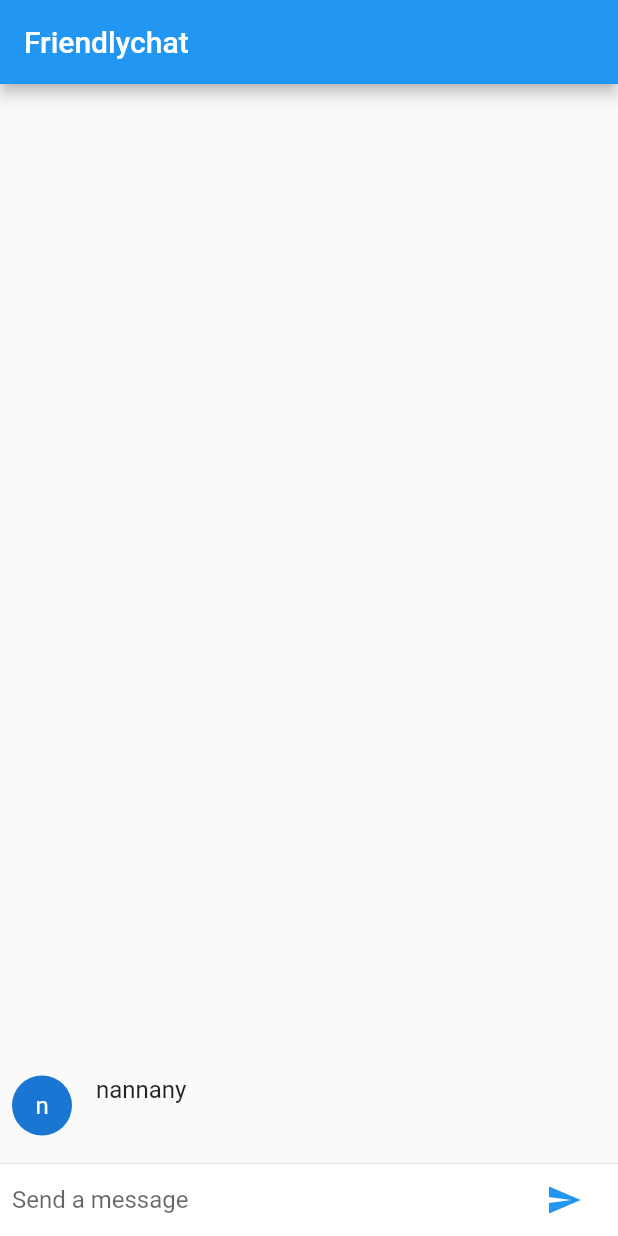
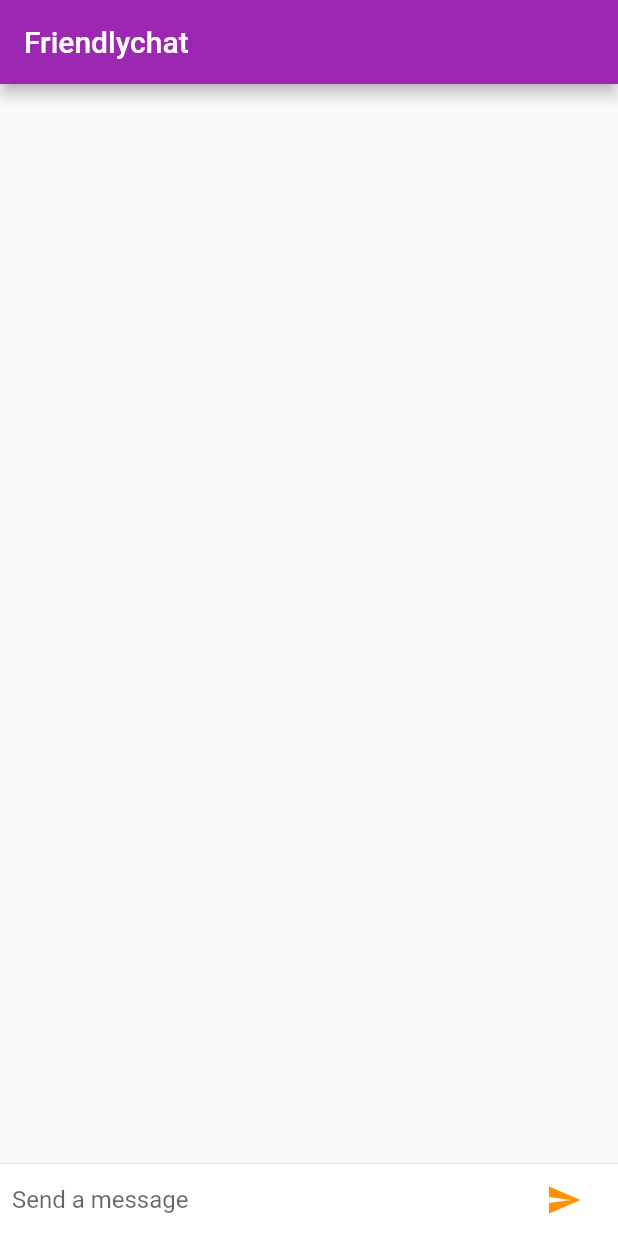
Before and after one commit to nannany/friendlychat, a Flutter app: the screen it shows after launch, after a tap on the "send" icon, on a phone screen of 412 x 824 dp. Run offline on Flutter 3.47's test engine with Material 2 defaults, Android fonts, the phone set to English and light mode, and no system bars.

Commit message:
チュートリアル完了

```diff
--- a/lib/main.dart
+++ b/lib/main.dart
@@ -1,8 +1,21 @@
+import 'package:flutter/cupertino.dart';
+import 'package:flutter/foundation.dart';
 import 'package:flutter/material.dart';
 
 void main() => runApp(FriendlychatApp());
 
 const String _name = "nannany";
+
+final ThemeData kIOSTheme = new ThemeData(
+  primarySwatch: Colors.orange,
+  primaryColor: Colors.grey[100],
+  primaryColorBrightness: Brightness.light,
+);
+
+final ThemeData kDefaultTheme = new ThemeData(
+  primarySwatch: Colors.purple,
+  accentColor: Colors.orangeAccent[400],
+);
 
 class FriendlychatApp extends StatelessWidget {
   // This widget is the root of your application.
@@ -10,6 +23,9 @@ class FriendlychatApp extends StatelessWidget {
   Widget build(BuildContext context) {
     return MaterialApp(
       title: 'Friendlychat',
+      theme: defaultTargetPlatform == TargetPlatform.iOS
+          ? kIOSTheme
+          : kDefaultTheme,
       home: new ChatScreen(),
     );
   }
@@ -20,17 +36,21 @@ class ChatScreen extends StatefulWidget {
   State createState() => new ChatScreenState();
 }
 
-class ChatScreenState extends State<ChatScreen> {
+class ChatScreenState extends State<ChatScreen> with TickerProviderStateMixin {
   final List<ChatMessage> _messages = <ChatMessage>[];
   final TextEditingController _textController = new TextEditingController();
+  bool _isComposing = false;
 
   @override
   Widget build(BuildContext context) {
     return new Scaffold(
         appBar: new AppBar(
           title: new Text("Friendlychat"),
+          elevation:
+              Theme.of(context).platform == TargetPlatform.iOS ? 0.0 : 4.0,
         ),
-      body: new Column(
+        body: new Container(
+            child: new Column(
               children: <Widget>[
                 new Flexible(
                   child: new ListView.builder(
@@ -44,12 +64,26 @@ class ChatScreenState extends State<ChatScreen> {
                   height: 1.0,
                 ),
                 new Container(
-            decoration: new BoxDecoration(color: Theme.of(context).cardColor),
+                  decoration:
+                      new BoxDecoration(color: Theme.of(context).cardColor),
                   child: _buildTextComposer(),
                 ),
               ],
             ),
-    );
+            decoration: Theme.of(context).platform == TargetPlatform.iOS
+                ? new BoxDecoration(
+                    border: new Border(
+                    top: new BorderSide(color: Colors.grey[200]),
+                  ))
+                : null));
+  }
+
+  @override
+  void dispose() {
+    for (ChatMessage message in _messages) {
+      message.animationController.dispose();
+    }
+    super.dispose();
   }
 
   Widget _buildTextComposer() {
@@ -62,15 +96,30 @@ class ChatScreenState extends State<ChatScreen> {
                 new Flexible(
                   child: new TextField(
                       controller: _textController,
+                      onChanged: (String text) {
+                        setState(() {
+                          _isComposing = text.length > 0;
+                        });
+                      },
                       onSubmitted: _handleSubmitted,
                       decoration: new InputDecoration.collapsed(
                           hintText: "Send a message")),
                 ),
                 new Container(
                   margin: new EdgeInsets.symmetric(horizontal: 4.0),
-                  child: new IconButton(
+                  child: Theme.of(context).platform == TargetPlatform.iOS
+                      ? new CupertinoButton(
+                          child: new Text("Send"),
+                          onPressed: () => _isComposing
+                              ? () => _handleSubmitted(_textController.text)
+                              : null,
+                        )
+                      : new IconButton(
                           icon: new Icon(Icons.send),
-                      onPressed: () => _handleSubmitted(_textController.text)),
+                          onPressed: () => _isComposing
+                              ? () => _handleSubmitted(_textController.text)
+                              : null,
+                        ),
                 )
               ],
             )));
@@ -78,23 +127,34 @@ class ChatScreenState extends State<ChatScreen> {
 
   void _handleSubmitted(String text) {
     _textController.clear();
+    setState(() {
+      _isComposing = false;
+    });
     ChatMessage message = new ChatMessage(
       text: text,
+      animationController: new AnimationController(
+          vsync: this, duration: new Duration(milliseconds: 700)),
     );
     setState(() {
       _messages.insert(0, message);
     });
+    message.animationController.forward();
   }
 }
 
 class ChatMessage extends StatelessWidget {
-  ChatMessage({this.text});
+  ChatMessage({this.text, this.animationController});
 
   final String text;
+  final AnimationController animationController;
 
   @override
   Widget build(BuildContext context) {
-    return new Container(
+    return new SizeTransition(
+      sizeFactor: new CurvedAnimation(
+          parent: animationController, curve: Curves.easeOut),
+      axisAlignment: 0.0,
+      child: new Container(
         margin: const EdgeInsets.symmetric(vertical: 10.0),
         child: new Row(
           crossAxisAlignment: CrossAxisAlignment.start,
@@ -105,7 +165,8 @@ class ChatMessage extends StatelessWidget {
                 child: new Text(_name[0]),
               ),
             ),
-          new Column(
+            new Expanded(
+              child: new Column(
                 crossAxisAlignment: CrossAxisAlignment.start,
                 children: <Widget>[
                   new Text(
@@ -116,8 +177,10 @@ class ChatMessage extends StatelessWidget {
                       margin: const EdgeInsets.only(top: 5.0),
                       child: new Text(text))
                 ],
+              ),
             )
           ],
+        ),
       ),
     );
   }
```
Lines whose indentation alone changed are shown as unchanged.
